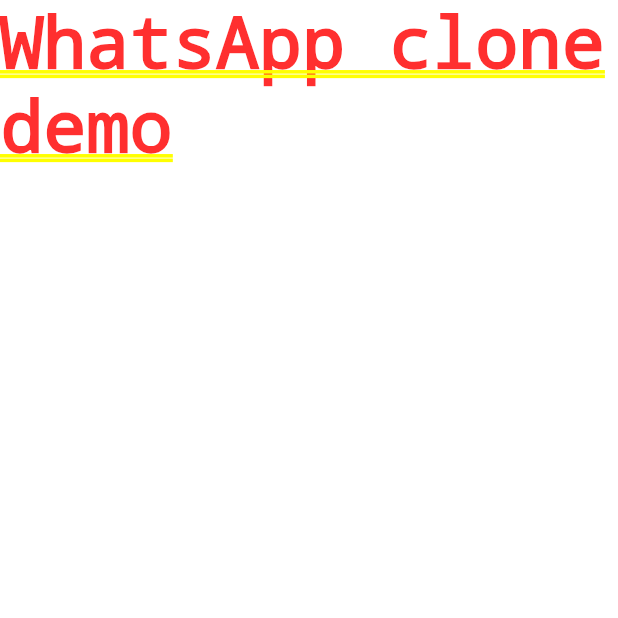
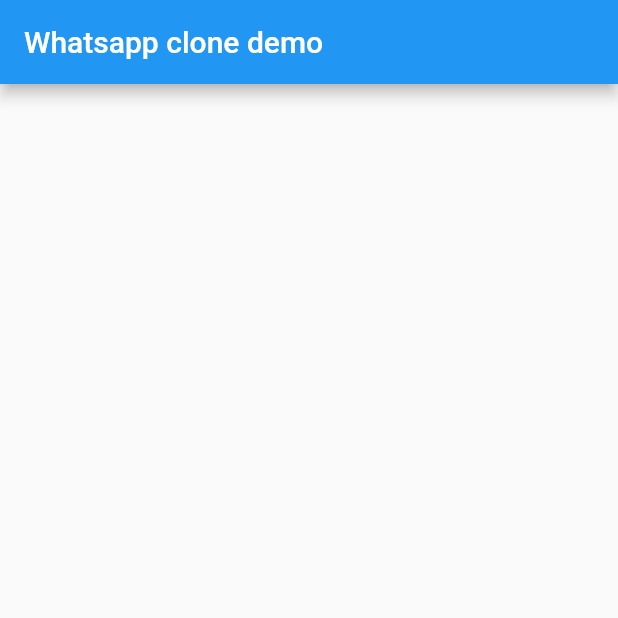
Before and after one commit to jnpatel2811/whatsapp_clone_app, a Flutter app: the screen it shows after launch, on a phone screen of 412 x 824 dp, the top half of it. Run offline on Flutter 3.47's test engine with Material 2 defaults, Android fonts, the phone set to English and light mode, and no system bars.

Commit message:
Added home page class

```diff
--- /dev/null
+++ b/lib/home_page.dart
@@ -0,0 +1,17 @@
+import 'package:flutter/material.dart';
+
+class HomePage extends StatefulWidget {
+  @override
+  _HomePageState createState() => _HomePageState();
+}
+
+class _HomePageState extends State<HomePage> {
+  @override
+  Widget build(BuildContext context) {
+    return Scaffold(
+      appBar: AppBar(
+        title: Text("Whatsapp clone demo"),
+      ),
+    );
+  }
+}
--- a/lib/main.dart
+++ b/lib/main.dart
@@ -1,4 +1,5 @@
 import 'package:flutter/material.dart';
+import 'package:whatsapp_clone_app/home_page.dart';
 
 void main() => runApp(new MyApp());
 
@@ -10,7 +11,7 @@ class MyApp extends StatelessWidget {
       theme: new ThemeData(
         primarySwatch: Colors.blue,
       ),
-      home: Text("WhatsApp clone demo")///new MyHomePage(title: 'WhatsApp clone demo'),
+      home: new HomePage(),
     );
   }
 }
```
